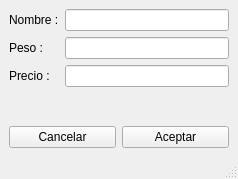
First picture: the form in QT_Sistema_San_Cayetano/nuevoproducto.ui, repository GaspyGJ/SistemaGestion_SanCayetano, before the edit.
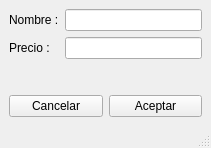
Second picture: the form after the edit.

```diff
--- a/QT_Sistema_San_Cayetano/nuevoproducto.ui
+++ b/QT_Sistema_San_Cayetano/nuevoproducto.ui
@@ -6,8 +6,8 @@
    <rect>
     <x>0</x>
     <y>0</y>
-    <width>238</width>
-    <height>179</height>
+    <width>211</width>
+    <height>148</height>
    </rect>
   </property>
   <property name="windowTitle">
@@ -28,23 +28,13 @@
        <widget class="QLineEdit" name="input_Nombre"/>
       </item>
       <item row="1" column="0">
-       <widget class="QLabel" name="label_2">
-        <property name="text">
-         <string>Peso :</string>
-        </property>
-       </widget>
-      </item>
-      <item row="1" column="1">
-       <widget class="QLineEdit" name="input_Peso"/>
-      </item>
-      <item row="2" column="0">
        <widget class="QLabel" name="label_3">
         <property name="text">
          <string>Precio :</string>
         </property>
        </widget>
       </item>
-      <item row="2" column="1">
+      <item row="1" column="1">
        <widget class="QLineEdit" name="input_Precio"/>
       </item>
      </layout>
```
Left out of the diff: 4 changed lines with no effect on the pictures.
